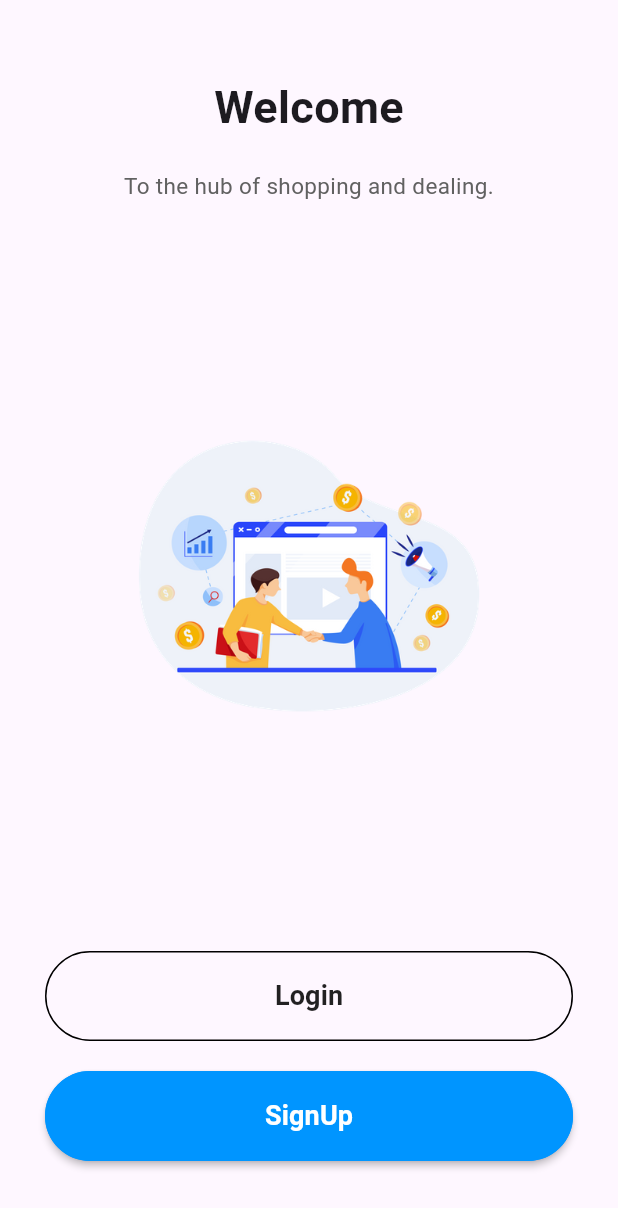
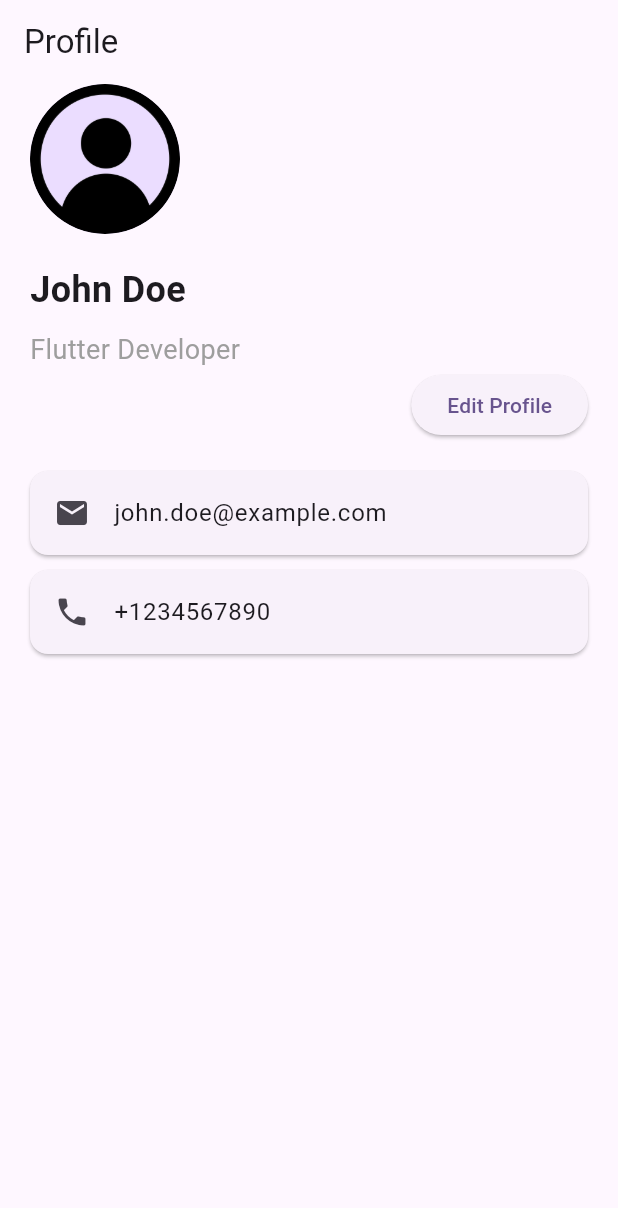
Before and after one commit to Arj303/buyrent, a Flutter app: the screen it shows after launch, on a phone screen of 412 x 824 dp. Shown: the top 1208 px of the screen. Run offline on Flutter 3.47's test engine with Material 3 defaults, Android fonts, the phone set to English and light mode, and no system bars; our stand-ins replace firebase_auth, firebase_core; accounts and stored records are empty.

Commit message:
second commit

```diff
--- /dev/null
+++ b/lib/ProfilePage.dart
@@ -0,0 +1,93 @@
+import 'package:buyrent/editprofile.dart';
+import 'package:flutter/material.dart';
+
+class ProfilePage extends StatefulWidget {
+  const ProfilePage({super.key});
+
+  @override
+  State<ProfilePage> createState() => _ProfilePageState();
+}
+
+class _ProfilePageState extends State<ProfilePage> {
+
+  @override
+  Widget build(BuildContext context) {
+    return Scaffold(
+
+      appBar: AppBar(
+        title: Text('Profile'),
+      ),
+      body: Center(
+        child: Column(
+          mainAxisAlignment: MainAxisAlignment.start,
+          crossAxisAlignment: CrossAxisAlignment.start,
+          children: <Widget>[
+            Padding(
+              padding: const EdgeInsets.only(left: 20),
+              child: CircleAvatar(
+
+                radius: 50,
+                backgroundImage: AssetImage('assets/profilepic3.png')
+              ),
+            ),
+            SizedBox(height: 20),
+            Padding(
+              padding: const EdgeInsets.only(left: 20),
+              child: Text(
+                'John Doe',
+                style: TextStyle(
+                  fontSize: 24,
+                  fontWeight: FontWeight.bold,
+                ),
+              ),
+            ),
+            SizedBox(height: 10),
+            Padding(
+              padding: const EdgeInsets.only(left: 20),
+              child: Text(
+                'Flutter Developer',
+                style: TextStyle(
+                  fontSize: 18,
+                  color: Colors.grey,
+                ),
+              ),
+            ),
+            Row(
+              mainAxisAlignment: MainAxisAlignment.end,
+              children: [
+
+                Padding(
+
+                  padding: const EdgeInsets.only(right: 20),
+                  child: ElevatedButton(
+                      onPressed: (){ Navigator.pushReplacement(
+                        context,
+                        MaterialPageRoute(builder: (context) => ProfileCreationApp()),
+                      );},
+                      child: Text("Edit Profile")
+                  ),
+                ),
+              ],
+            ),
+            SizedBox(height: 20),
+               Card(
+                margin: EdgeInsets.symmetric(horizontal: 20),
+                child: ListTile(
+                  leading: Icon(Icons.email),
+                  title: Text('john.doe@example.com'),
+                ),
+              ),
+              Card(
+                margin: EdgeInsets.symmetric(horizontal: 20, vertical: 10),
+                child: ListTile(
+                  leading: Icon(Icons.phone),
+                  title: Text('+1234567890'),
+                ),
+              ),
+
+          ],
+        ),
+      ),
+    );
+  }
+}
--- a/lib/main.dart
+++ b/lib/main.dart
@@ -1,5 +1,8 @@
+import 'package:buyrent/ProfilePage.dart';
+import 'package:buyrent/editprofile.dart';
 import 'package:flutter/material.dart';
 import 'package:firebase_core/firebase_core.dart';
+import 'Feed.dart';
 import 'firebase_options.dart';
 
 import 'homepage.dart';
@@ -41,7 +44,7 @@ class MyApp extends StatelessWidget {
         colorScheme: ColorScheme.fromSeed(seedColor: Colors.deepPurple),
         useMaterial3: true,
       ),
-      home: HomePage(),
+      home: ProfilePage(),
     );
   }
 }
```
Also changed, not shown: lib/Feed.dart (+53 -0 lines), lib/editprofile.dart (added, +114 -0 lines), assets/profilepic.jpg (added), assets/profilepic3.png (added).
